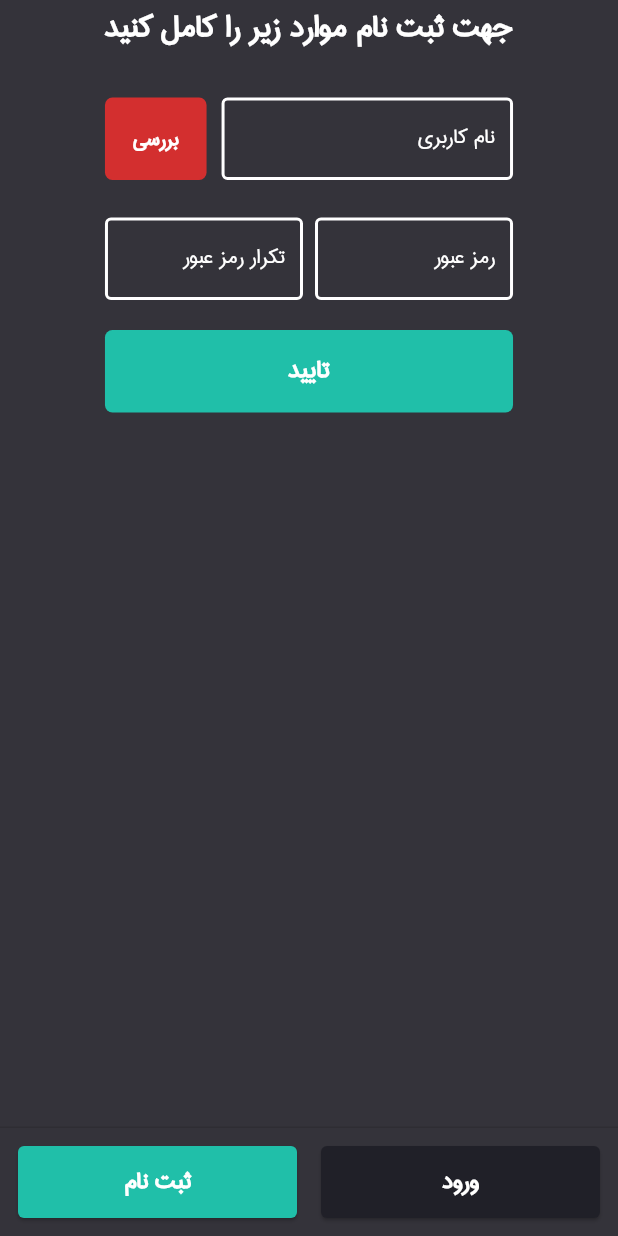
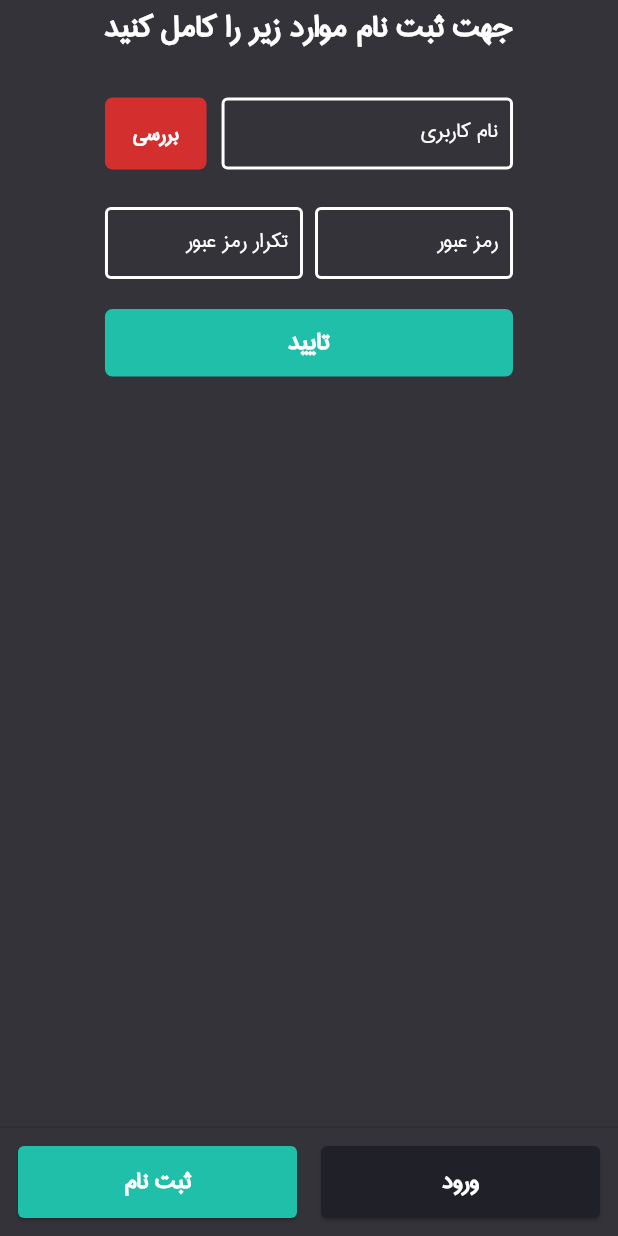
Before and after one commit to DonAlex1897/AudioShop.Mobile, a Flutter app: the AuthenticationPage screen opened directly, on a phone screen of 412 x 824 dp. Run offline on Flutter 3.47's test engine with Material 2 defaults, Android fonts, the phone set to English and light mode, and no system bars; our stand-ins replace carousel_slider, curved_navigation_bar, flutter_cache_manager, flutter_local_notifications, flutter_secure_storage, flutter_spinkit and 6 more; missing offline and left inert: audio_manager; accounts and stored records are empty; network calls fail.

Commit message:
refined textFields and slider onTap event

```diff
--- a/lib/screens/add_salesperson_coupon_code.dart
+++ b/lib/screens/add_salesperson_coupon_code.dart
@@ -102,6 +102,7 @@ class _AddSalesPersonCouponCodeState extends State<AddSalesPersonCouponCode> {
             child: Padding(
               padding: const EdgeInsets.all(25.0),
               child: Column(
+                mainAxisAlignment: MainAxisAlignment.center,
                 // crossAxisAlignment: CrossAxisAlignment.stretch,
                 children: [
                   Text(courseStore.salespersonCouponCode == null ||
@@ -116,12 +117,12 @@ class _AddSalesPersonCouponCodeState extends State<AddSalesPersonCouponCode> {
                   ),
                   Container(
                     width: 200,
-                    height: 55,
                     child: TextField(
                       style: TextStyle(
                           decorationColor: Colors.black, color: Colors.white),
                       keyboardType: TextInputType.text,
                       decoration: InputDecoration(
+                        contentPadding: EdgeInsets.symmetric(horizontal: 10),
                         enabledBorder: OutlineInputBorder(
                           borderSide:
                           BorderSide(color: Colors.white, width: 2.0),
--- a/lib/screens/authentication_page.dart
+++ b/lib/screens/authentication_page.dart
@@ -260,12 +260,12 @@ class _AuthenticationPageState extends State<AuthenticationPage> {
                     Padding(
                       padding: const EdgeInsets.only(top: 28.0),
                       child: Container(
-                        height: 55,
                         child: TextField(
                           style: TextStyle(
                               decorationColor: Colors.black, color: Colors.white),
                           keyboardType: TextInputType.phone,
                           decoration: InputDecoration(
+                            contentPadding: EdgeInsets.symmetric(horizontal: 10),
                             enabledBorder: OutlineInputBorder(
                               borderSide:
                                   BorderSide(color: Colors.white, width: 2.0),
@@ -313,6 +313,7 @@ class _AuthenticationPageState extends State<AuthenticationPage> {
                                   style: TextStyle(color: Colors.white),
                                   keyboardType: TextInputType.phone,
                                   decoration: InputDecoration(
+                                    contentPadding: EdgeInsets.symmetric(horizontal: 10),
                                     border: OutlineInputBorder(),
                                     enabledBorder: OutlineInputBorder(
                                       borderSide:
@@ -422,6 +423,7 @@ class _AuthenticationPageState extends State<AuthenticationPage> {
                             decorationColor: Colors.black, color: Colors.white),
                         keyboardType: TextInputType.phone,
                         decoration: InputDecoration(
+                          contentPadding: EdgeInsets.symmetric(horizontal: 10),
                           enabledBorder: OutlineInputBorder(
                             borderSide:
                                 BorderSide(color: Colors.white, width: 2.0),
@@ -468,6 +470,7 @@ class _AuthenticationPageState extends State<AuthenticationPage> {
                                   style: TextStyle(color: Colors.white),
                                   keyboardType: TextInputType.phone,
                                   decoration: InputDecoration(
+                                    contentPadding: EdgeInsets.symmetric(horizontal: 10),
                                     border: OutlineInputBorder(),
                                     enabledBorder: OutlineInputBorder(
                                       borderSide: BorderSide(
@@ -572,14 +575,13 @@ class _AuthenticationPageState extends State<AuthenticationPage> {
                           children: [
                             Expanded(
                               flex: 5,
-                              child: Container(
-                                height: 55,
                               child: TextField(
                                 style: TextStyle(
                                     decorationColor: Colors.black,
                                     color: Colors.white),
                                 keyboardType: TextInputType.text,
                                 decoration: InputDecoration(
+                                  contentPadding: EdgeInsets.symmetric(horizontal: 10),
                                   enabledBorder: OutlineInputBorder(
                                     borderSide: BorderSide(
                                         color: Colors.white, width: 2.0),
@@ -597,13 +599,11 @@ class _AuthenticationPageState extends State<AuthenticationPage> {
                                 controller: userNameController,
                               ),
                             ),
-                            ),
                             Expanded(
                               flex: 2,
                               child: Padding(
                                 padding: const EdgeInsets.only(right: 10.0),
                                 child: Container(
-                                  height: 55,
                                   decoration: BoxDecoration(
                                     borderRadius: BorderRadius.circular(5),
                                     color: !isCheckingUserName
@@ -655,12 +655,11 @@ class _AuthenticationPageState extends State<AuthenticationPage> {
                           Expanded(
                             child: Padding(
                               padding: const EdgeInsets.only(left: 4.0),
-                              child: Container(
-                                height: 55,
                               child: TextField(
                                 style: TextStyle(color: Colors.white),
                                 keyboardType: TextInputType.visiblePassword,
                                 decoration: InputDecoration(
+                                  contentPadding: EdgeInsets.symmetric(horizontal: 10),
                                   border: OutlineInputBorder(),
                                   enabledBorder: OutlineInputBorder(
                                     borderSide: BorderSide(
@@ -679,16 +678,14 @@ class _AuthenticationPageState extends State<AuthenticationPage> {
                               ),
                             ),
                           ),
-                          ),
                           Expanded(
                             child: Padding(
                               padding: const EdgeInsets.only(right: 4.0),
-                              child: Container(
-                                height: 55,
                               child: TextField(
                                 style: TextStyle(color: Colors.white),
                                 keyboardType: TextInputType.visiblePassword,
                                 decoration: InputDecoration(
+                                  contentPadding: EdgeInsets.symmetric(horizontal: 10),
                                   border: OutlineInputBorder(),
                                   enabledBorder: OutlineInputBorder(
                                     borderSide: BorderSide(
@@ -707,7 +704,6 @@ class _AuthenticationPageState extends State<AuthenticationPage> {
                               ),
                             ),
                           ),
-                          ),
                         ],
                       ),
                     ),
@@ -719,7 +715,7 @@ class _AuthenticationPageState extends State<AuthenticationPage> {
                       ),
                     ),
                     Container(
-                      height: 55,
+                      height: 45,
                       decoration: BoxDecoration(
                         borderRadius: BorderRadius.circular(5),
                         color: Color(0xFF20BFA9),
--- a/lib/screens/checkout_page.dart
+++ b/lib/screens/checkout_page.dart
@@ -192,6 +192,7 @@ class _CheckOutPageState extends State<CheckOutPage> {
                             style: TextStyle(color: Colors.white),
                             keyboardType: TextInputType.text,
                             decoration: InputDecoration(
+                              contentPadding: EdgeInsets.symmetric(horizontal: 10),
                               border: OutlineInputBorder(),
                               enabledBorder: OutlineInputBorder(
                                 borderSide:
--- a/lib/screens/course_preview.dart
+++ b/lib/screens/course_preview.dart
@@ -538,6 +538,7 @@ class _CoursePreviewState extends State<CoursePreview> {
                               decorationColor: Colors.black, color: Colors.white),
                           keyboardType: TextInputType.text,
                           decoration: InputDecoration(
+                            contentPadding: EdgeInsets.symmetric(horizontal: 10),
                             enabledBorder: OutlineInputBorder(
                               borderSide:
                               BorderSide(color: Colors.white, width: 2.0),
--- a/pubspec.yaml
+++ b/pubspec.yaml
@@ -3,7 +3,7 @@ description: A new Flutter application.
 
 publish_to: 'none' # Remove this line if you wish to publish to pub.dev
 
-version: 2.0.8
+version: 2.0.9
 
 environment:
   sdk: ">=2.7.0 <3.0.0"
```
Also changed, not shown: lib/screens/home_page.dart (+6 -4 lines). Lines whose indentation alone changed are shown as unchanged.
